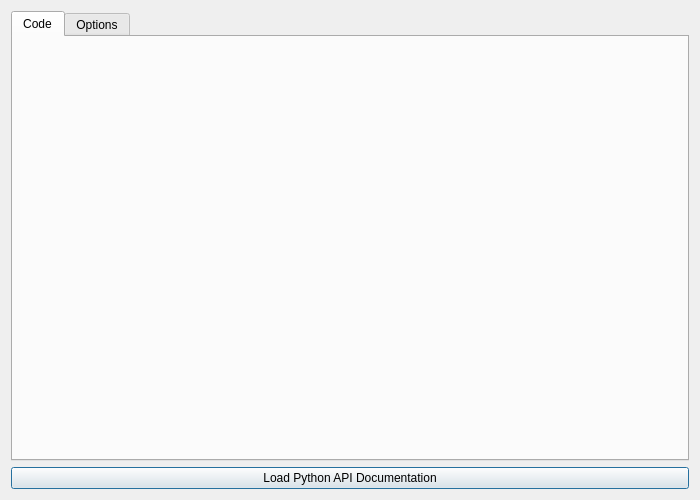
First picture: the form in src/Interface/Modules/Python/LoopEnd.ui, repository SCIInstitute/SCIRun, before the edit.
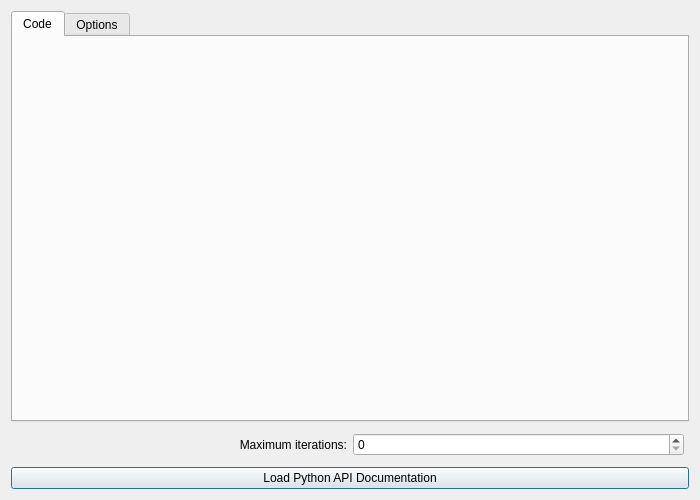
Second picture: the form after the edit.

Diff of the .ui file:
```diff
--- a/src/Interface/Modules/Python/LoopEnd.ui
+++ b/src/Interface/Modules/Python/LoopEnd.ui
@@ -91,6 +91,39 @@
      </widget>
     </widget>
    </item>
+   <item>
+    <layout class="QHBoxLayout" name="horizontalLayout_2">
+     <property name="leftMargin">
+      <number>5</number>
+     </property>
+     <property name="topMargin">
+      <number>5</number>
+     </property>
+     <property name="rightMargin">
+      <number>5</number>
+     </property>
+     <property name="bottomMargin">
+      <number>5</number>
+     </property>
+     <item>
+      <widget class="QLabel" name="label_3">
+       <property name="text">
+        <string>Maximum iterations:</string>
+       </property>
+       <property name="alignment">
+        <set>Qt::AlignRight|Qt::AlignTrailing|Qt::AlignVCenter</set>
+       </property>
+      </widget>
+     </item>
+     <item>
+      <widget class="QSpinBox" name="maxIterationsSpinBox_">
+       <property name="maximum">
+        <number>999999</number>
+       </property>
+      </widget>
+     </item>
+    </layout>
+   </item>
    <item>
     <layout class="QHBoxLayout" name="horizontalLayout">
      <item>
```
